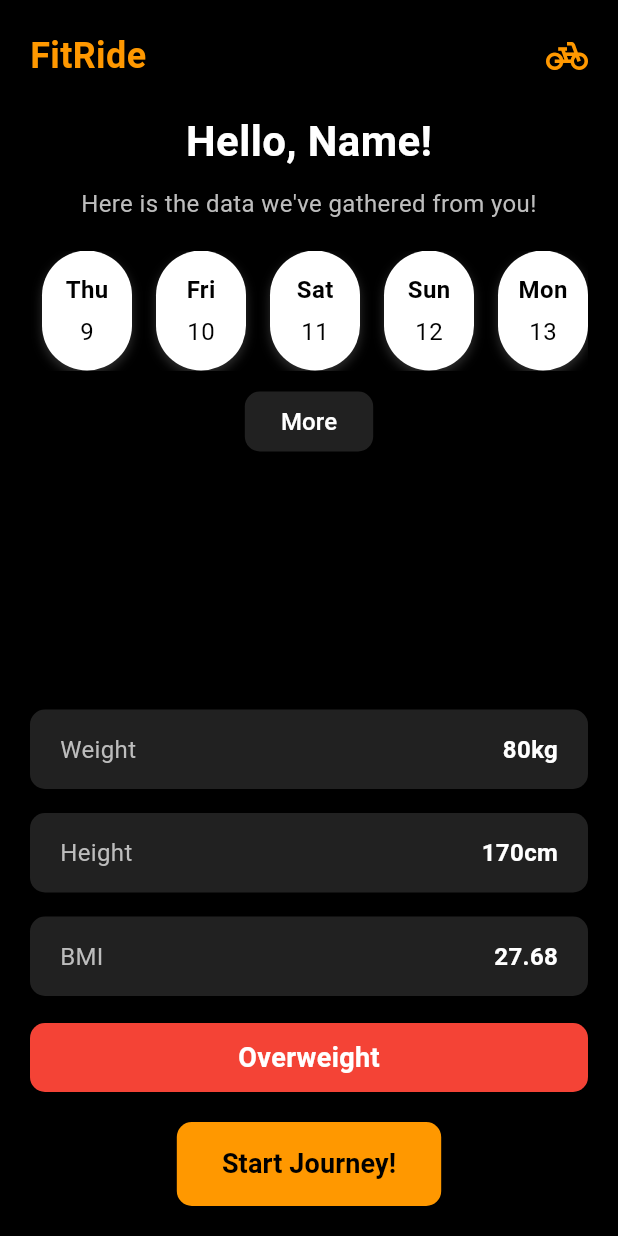
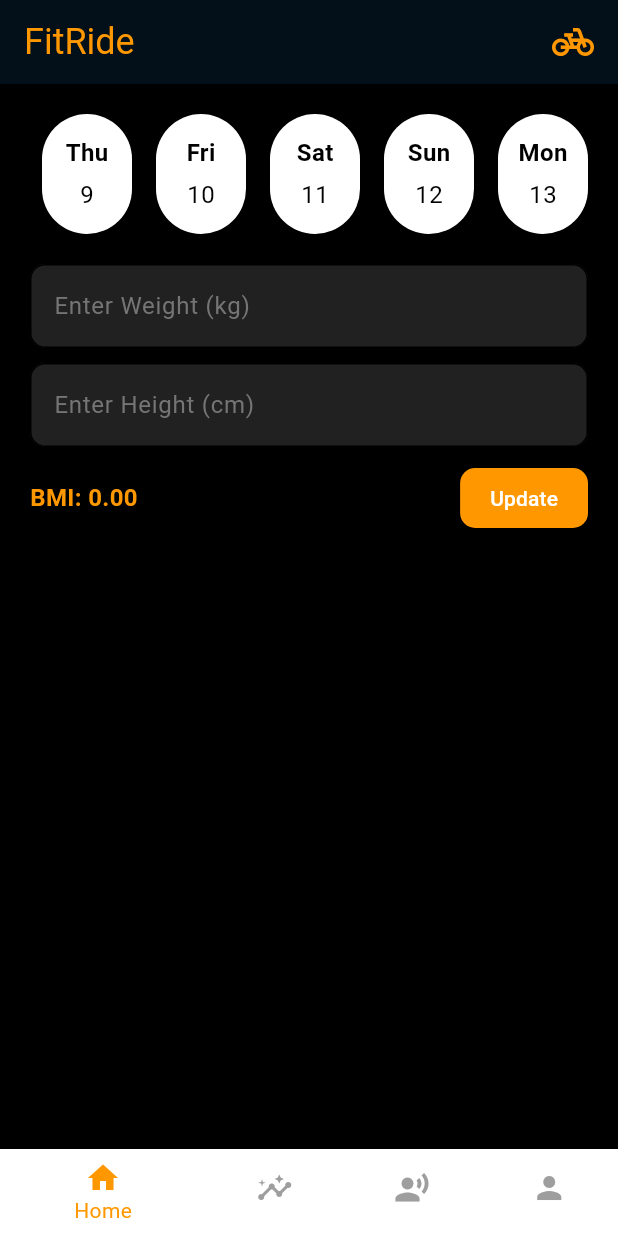
Before and after one commit to 1Jerome23/FitRide, a Flutter app: the FitRidePage screen opened directly, on a phone screen of 412 x 824 dp. Run offline on Flutter 3.47's test engine with Material 3 defaults, Android fonts, the phone set to English and light mode, and no system bars; our stand-ins replace cloud_firestore, firebase_auth, firebase_core, font_awesome_flutter, geolocator, google_fonts and 1 more; accounts and stored records are empty.

Commit message:
Updated UserDataModule - user inputs for height, weight, automatic bmi calculation. TO ADD: firebase connection, start journey

```diff
--- a/fitride/lib/pages/UserDataModule.dart
+++ b/fitride/lib/pages/UserDataModule.dart
@@ -1,8 +1,12 @@
 import 'package:flutter/material.dart';
 import 'package:google_fonts/google_fonts.dart';
-import 'package:intl/intl.dart'; // For date formatting
+import 'package:intl/intl.dart';
+import 'package:firebase_core/firebase_core.dart'; // Firebase initialization
+import 'package:cloud_firestore/cloud_firestore.dart'; // Firestore
 
-void main() {
+void main() async {
+  WidgetsFlutterBinding.ensureInitialized();
+  await Firebase.initializeApp(); // Initialize Firebase
   runApp(MyApp());
 }
 
@@ -23,114 +27,113 @@ class FitRidePage extends StatefulWidget {
 
 class _FitRidePageState extends State<FitRidePage> {
   late List<Map<String, String>> dates;
-  late String selectedDate; // For tracking the selected date
+  late String selectedDate;
+  int _selectedIndex = 0;
+  final TextEditingController weightController = TextEditingController();
+  final TextEditingController heightController = TextEditingController();
+  String bmi = "0.00"; // Display BMI
 
   @override
   void initState() {
     super.initState();
-
-    // Initialize the dates, including today as the latest date
     dates = _generateDateList();
     selectedDate =
         "${DateFormat.E().format(DateTime.now())} ${DateFormat.d().format(DateTime.now())}";
   }
 
-  // Generate a list of the past 7 days, ending on today's date
   List<Map<String, String>> _generateDateList() {
     List<Map<String, String>> dateList = [];
     DateTime today = DateTime.now();
     for (int i = 6; i >= 0; i--) {
       DateTime date = today.subtract(Duration(days: i));
       dateList.add({
-        "day": DateFormat.E().format(date), // Mon, Tue, etc.
-        "date": DateFormat.d().format(date), // Numeric date
+        "day": DateFormat.E().format(date),
+        "date": DateFormat.d().format(date),
       });
     }
     return dateList;
   }
 
-  // Show a date picker for selecting an older date
-  Future<void> _showCalendar() async {
-    DateTime? pickedDate = await showDatePicker(
-      context: context,
-      initialDate: DateTime.now(),
-      firstDate: DateTime(2020), // Limit to recent years
-      lastDate: DateTime.now(),
-      builder: (context, child) {
-        return Theme(
-          data: Theme.of(context).copyWith(
-            colorScheme: ColorScheme.dark(
-              primary: Colors.orange, // Header background color
-              onPrimary: Colors.black, // Header text color
-              surface: Colors.black, // Surface color
-              onSurface: Colors.white, // Text color
-            ),
-            dialogBackgroundColor: Colors.black,
-          ),
-          child: child!,
-        );
-      },
-    );
+  void _calculateBMI() {
+    double? weight = double.tryParse(weightController.text);
+    double? height = double.tryParse(heightController.text);
 
-    if (pickedDate != null) {
+    if (weight != null && height != null && height > 0) {
+      double heightInMeters = height / 100;
       setState(() {
-        selectedDate =
-            "${DateFormat.E().format(pickedDate)} ${DateFormat.d().format(pickedDate)}";
-        print("Selected Date: $selectedDate"); // Debugging
+        bmi = (weight / (heightInMeters * heightInMeters)).toStringAsFixed(2);
       });
+    }
+  }
+
+  Future<void> _saveDataToFirebase() async {
+    double? weight = double.tryParse(weightController.text);
+    double? height = double.tryParse(heightController.text);
+
+    if (weight != null && height != null && bmi.isNotEmpty) {
+      FirebaseFirestore.instance.collection('user_data').add({
+        'date': selectedDate,
+        'weight': weight,
+        'height': height,
+        'bmi': bmi,
+        'timestamp': FieldValue.serverTimestamp(), // Save with timestamp
+      }).then((_) {
+        ScaffoldMessenger.of(context).showSnackBar(SnackBar(
+          content: Text("Data saved successfully!"),
+        ));
+      }).catchError((error) {
+        ScaffoldMessenger.of(context).showSnackBar(SnackBar(
+          content: Text("Failed to save data: $error"),
+        ));
+      });
+    } else {
+      ScaffoldMessenger.of(context).showSnackBar(SnackBar(
+        content: Text("Please enter valid weight and height!"),
+      ));
     }
   }
 
   @override
   Widget build(BuildContext context) {
     return Scaffold(
+      appBar: AppBar(
+        title: Row(
+          mainAxisAlignment: MainAxisAlignment.spaceBetween,
+          children: [
+            Text(
+              'FitRide',
+              style: GoogleFonts.roboto(color: Colors.orange, fontSize: 24),
+            ),
+            Icon(Icons.pedal_bike, color: Colors.orange, size: 28),
+          ],
+        ),
         backgroundColor: Colors.black,
+      ),
+      backgroundColor: Colors.black,
+      bottomNavigationBar: BottomNavigationBar(
+        currentIndex: _selectedIndex,
+        selectedItemColor: Colors.orange,
+        unselectedItemColor: Colors.grey,
+        backgroundColor: Colors.black,
+        onTap: (index) => setState(() {
+          _selectedIndex = index;
+        }),
+        items: const <BottomNavigationBarItem>[
+          BottomNavigationBarItem(icon: Icon(Icons.home), label: 'Home'),
+          BottomNavigationBarItem(
+              icon: Icon(Icons.insights), label: 'Insights'),
+          BottomNavigationBarItem(
+              icon: Icon(Icons.record_voice_over), label: 'Record'),
+          BottomNavigationBarItem(icon: Icon(Icons.person), label: 'Profile'),
+        ],
+      ),
       body: SafeArea(
         child: Padding(
           padding: const EdgeInsets.all(20.0),
           child: Column(
-            crossAxisAlignment: CrossAxisAlignment.center,
+            crossAxisAlignment: CrossAxisAlignment.start,
             children: [
-              // Title Section
-              Row(
-                mainAxisAlignment: MainAxisAlignment.spaceBetween,
-                children: [
-                  Text(
-                    "FitRide",
-                    style: GoogleFonts.roboto(
-                      color: Colors.orange,
-                      fontSize: 24,
-                      fontWeight: FontWeight.bold,
-                    ),
-                  ),
-                  Icon(
-                    Icons.pedal_bike,
-                    color: Colors.orange,
-                    size: 28,
-                  ),
-                ],
-              ),
-              SizedBox(height: 20),
-              // Greeting Section
-              Text(
-                "Hello, Name!",
-                style: GoogleFonts.roboto(
-                  color: Colors.white,
-                  fontSize: 28,
-                  fontWeight: FontWeight.bold,
-                ),
-              ),
-              SizedBox(height: 10),
-              Text(
-                "Here is the data we've gathered from you!",
-                textAlign: TextAlign.center,
-                style: GoogleFonts.roboto(
-                  color: Colors.grey[400],
-                  fontSize: 16,
-                ),
-              ),
-              SizedBox(height: 20),
-              // Scrollable Date Selector
+              // Date Selection and Input
               SizedBox(
                 height: 80,
                 child: ListView.builder(
@@ -145,7 +148,6 @@ class _FitRidePageState extends State<FitRidePage> {
                       onTap: () {
                         setState(() {
                           selectedDate = "${date['day']} ${date['date']}";
-                          print("Selected Date: $selectedDate"); // Debugging
                         });
                       },
                       child: Container(
@@ -154,13 +156,6 @@ class _FitRidePageState extends State<FitRidePage> {
                         decoration: BoxDecoration(
                           color: isSelected ? Colors.orange : Colors.white,
                           borderRadius: BorderRadius.circular(30),
-                          boxShadow: [
-                            BoxShadow(
-                              color: Colors.grey.withOpacity(0.3),
-                              blurRadius: 5,
-                              offset: Offset(0, 3),
-                            ),
-                          ],
                         ),
                         child: Column(
                           mainAxisAlignment: MainAxisAlignment.center,
@@ -188,69 +183,66 @@ class _FitRidePageState extends State<FitRidePage> {
                   },
                 ),
               ),
-              SizedBox(height: 10),
-              ElevatedButton(
-                onPressed: _showCalendar,
-                style: ElevatedButton.styleFrom(
-                  backgroundColor: Colors.grey[900],
-                  shape: RoundedRectangleBorder(
+              SizedBox(height: 20),
+              // Input Fields
+              TextField(
+                controller: weightController,
+                keyboardType: TextInputType.number,
+                style: TextStyle(color: Colors.white),
+                decoration: InputDecoration(
+                  hintText: "Enter Weight (kg)",
+                  hintStyle: TextStyle(color: Colors.grey[600]),
+                  filled: true,
+                  fillColor: Colors.grey[900],
+                  border: OutlineInputBorder(
                     borderRadius: BorderRadius.circular(10),
                   ),
                 ),
-                child: Text(
-                  "More",
-                  style: GoogleFonts.roboto(
-                    color: Colors.white,
-                    fontSize: 16,
+                onChanged: (value) => _calculateBMI(),
+              ),
+              SizedBox(height: 10),
+              TextField(
+                controller: heightController,
+                keyboardType: TextInputType.number,
+                style: TextStyle(color: Colors.white),
+                decoration: InputDecoration(
+                  hintText: "Enter Height (cm)",
+                  hintStyle: TextStyle(color: Colors.grey[600]),
+                  filled: true,
+                  fillColor: Colors.grey[900],
+                  border: OutlineInputBorder(
+                    borderRadius: BorderRadius.circular(10),
                   ),
                 ),
+                onChanged: (value) => _calculateBMI(),
               ),
-              Spacer(),
-              // Data Cards
-              buildDataCard("Weight", "80kg"),
-              buildDataCard("Height", "170cm"),
-              buildDataCard("BMI", "27.68"),
               SizedBox(height: 10),
-              // Status Button
-              Container(
-                width: double.infinity,
-                alignment: Alignment.center,
-                padding: const EdgeInsets.symmetric(vertical: 10),
-                decoration: BoxDecoration(
-                  color: Colors.red,
-                  borderRadius: BorderRadius.circular(10),
-                ),
-                child: Text(
-                  "Overweight",
+              Row(
+                mainAxisAlignment: MainAxisAlignment.spaceBetween,
+                children: [
+                  Text(
+                    "BMI: $bmi",
                     style: GoogleFonts.roboto(
-                    color: Colors.white,
-                    fontSize: 18,
+                      color: Colors.orange,
+                      fontSize: 16,
                       fontWeight: FontWeight.bold,
                     ),
                   ),
-              ),
-              SizedBox(height: 20),
-              // Start Journey Button
                   ElevatedButton(
-                onPressed: () {},
+                    onPressed: _saveDataToFirebase,
                     style: ElevatedButton.styleFrom(
                       backgroundColor: Colors.orange,
                       padding: const EdgeInsets.symmetric(
-                    horizontal: 30,
-                    vertical: 15,
+                        horizontal: 20,
+                        vertical: 10,
                       ),
                       shape: RoundedRectangleBorder(
                         borderRadius: BorderRadius.circular(10),
                       ),
                     ),
-                child: Text(
-                  "Start Journey!",
-                  style: GoogleFonts.roboto(
-                    color: Colors.black,
-                    fontSize: 18,
-                    fontWeight: FontWeight.bold,
+                    child: Text("Update"),
                   ),
-                ),
+                ],
               ),
             ],
           ),
@@ -258,39 +250,4 @@ class _FitRidePageState extends State<FitRidePage> {
       ),
     );
   }
-
-  // Function to build Data Cards
-  Widget buildDataCard(String title, String value) {
-    return Padding(
-      padding: const EdgeInsets.symmetric(vertical: 8.0),
-      child: Container(
-        width: double.infinity,
-        padding: const EdgeInsets.symmetric(vertical: 15, horizontal: 20),
-        decoration: BoxDecoration(
-          color: Colors.grey[900],
-          borderRadius: BorderRadius.circular(10),
-        ),
-        child: Row(
-          mainAxisAlignment: MainAxisAlignment.spaceBetween,
-          children: [
-            Text(
-              title,
-              style: GoogleFonts.roboto(
-                color: Colors.grey[400],
-                fontSize: 16,
-              ),
-            ),
-            Text(
-              value,
-              style: GoogleFonts.roboto(
-                color: Colors.white,
-                fontSize: 16,
-                fontWeight: FontWeight.bold,
-              ),
-            ),
-          ],
-        ),
-      ),
-    );
 }
-}
```
Lines whose indentation alone changed are shown as unchanged.
